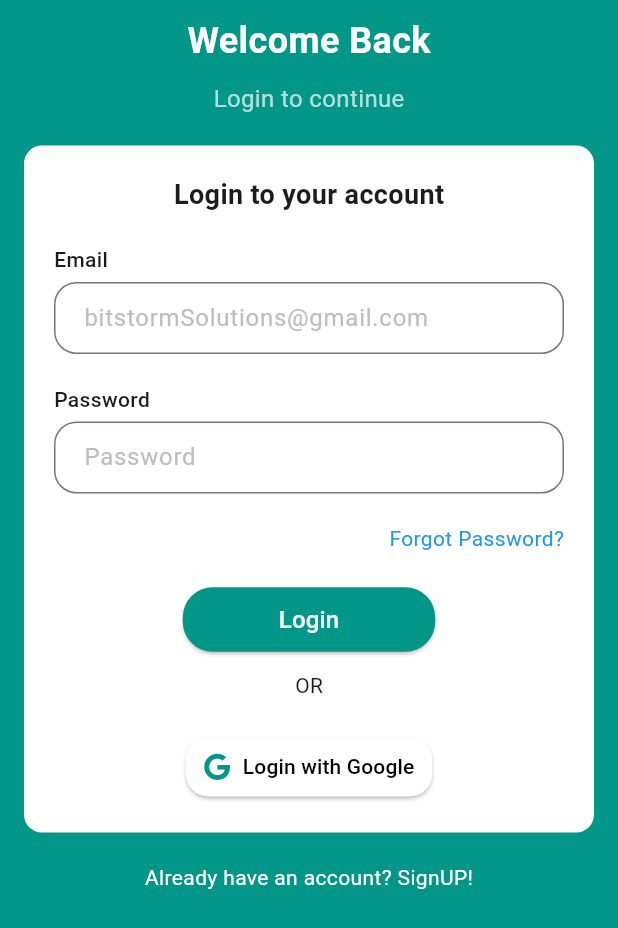
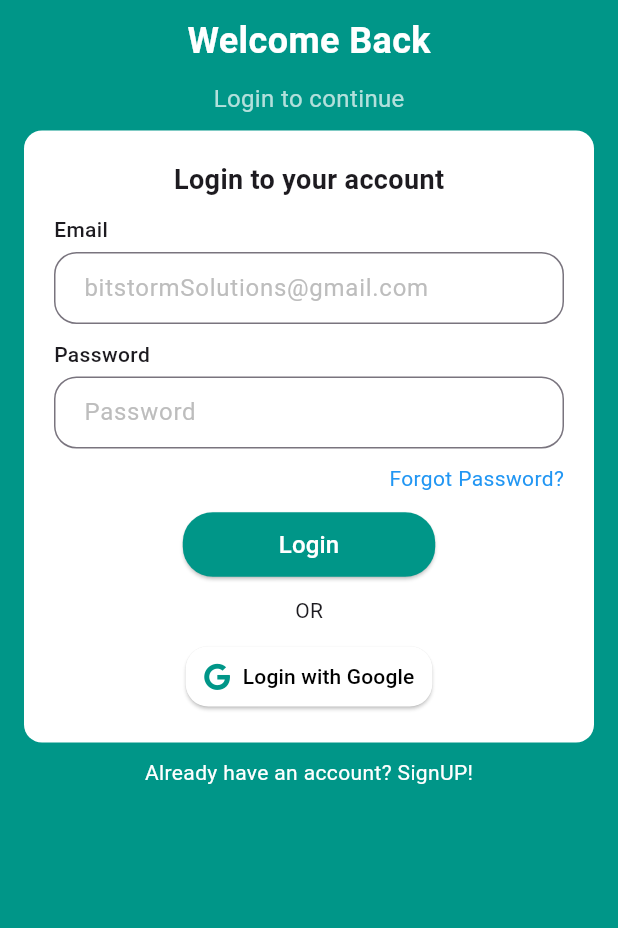
Before and after one commit to Ahad-Khan9076/sales_management, a Flutter app: the screen it shows after launch, after a tap on an icon or button, on a phone screen of 412 x 824 dp. Shown: the top 928 px of the screen. Run offline on Flutter 3.47's test engine with Material 3 defaults, Android fonts, the phone set to English and light mode, and no system bars; our stand-ins replace country_code_picker, curved_navigation_bar, fl_chart, font_awesome_flutter, get, intl_phone_field.

Commit message:
Style Guide Adjustments

```diff
--- a/lib/screens/login_screen.dart
+++ b/lib/screens/login_screen.dart
@@ -45,7 +45,7 @@ class _LoginScreenState extends State<LoginScreen> {
                   ),
                 ),
               ),
-              const SizedBox(height: 20),
+              const SizedBox(height: 10),
 
               Container(
                 padding: const EdgeInsets.all(20),
@@ -60,11 +60,11 @@ class _LoginScreenState extends State<LoginScreen> {
                       "Login to your account",
                       style: TextStyle(fontSize: 18, fontWeight: FontWeight.bold),
                     ),
-                    const SizedBox(height: 20),
+                    const SizedBox(height: 10),
                     CustomTextField(label: "Email", hintText: "bitstormSolutions@gmail.com"),
-                    const SizedBox(height: 20),
+                    const SizedBox(height: 10),
                     CustomTextField(label: "Password", hintText: "Password", obscureText: true),
-                    const SizedBox(height: 20),
+                    const SizedBox(height: 10),
                     GestureDetector(
                       onTap: () {
                         Get.to(ForgetPasswordScreen());
@@ -78,7 +78,7 @@ class _LoginScreenState extends State<LoginScreen> {
                         ),
                       ),
                     ),
-                    const SizedBox(height: 20),
+                    const SizedBox(height:10),
                     ElevatedButton(
                       onPressed: () {
                         Get.to(const AdminDashboard());
@@ -97,12 +97,12 @@ class _LoginScreenState extends State<LoginScreen> {
                     ),
                     const SizedBox(height: 10,),
                     const Text('OR'),
-                    const SizedBox(height: 20,),
+                    const SizedBox(height: 10,),
                     SocialMediaButton(icon: FontAwesomeIcons.google, text:'Login with Google', onPressed: (){}),
                   ],
                 ),
               ),
-              const SizedBox(height: 20,),
+              const SizedBox(height: 10,),
               GestureDetector(
                 onTap: (){
                     const GetSnackBar(
--- a/lib/screens/signup_screen.dart
+++ b/lib/screens/signup_screen.dart
@@ -16,7 +16,7 @@ class SignupScreen extends StatelessWidget {
           child: Column(
             crossAxisAlignment: CrossAxisAlignment.center,
             children: [
-              const SizedBox(height: 10),
+              const SizedBox(height: 4),
               const Center(
                 child: Text(
                   "Welcome to the App",
@@ -27,7 +27,7 @@ class SignupScreen extends StatelessWidget {
                   ),
                 ),
               ),
-              const SizedBox(height: 10),
+              const SizedBox(height: 6),
               const Center(
                 child: Text(
                   "Enter your credentials",
@@ -37,7 +37,7 @@ class SignupScreen extends StatelessWidget {
                   ),
                 ),
               ),
-              const SizedBox(height: 30),
+              const SizedBox(height: 10),
               Container(
                 padding: const EdgeInsets.all(20),
                 width: double.infinity,
@@ -62,7 +62,7 @@ class SignupScreen extends StatelessWidget {
                         fontWeight: FontWeight.bold,
                       ),
                     ),
-                    const SizedBox(height: 20),
+                    const SizedBox(height: 6),
                     Row(
                       mainAxisAlignment: MainAxisAlignment.center,
                       children: [
@@ -79,7 +79,7 @@ class SignupScreen extends StatelessWidget {
                         ),
                       ],
                     ),
-                    const SizedBox(height: 20),
+                    const SizedBox(height: 4),
                     const Row(
                       children: [
                         Expanded(child: Divider(thickness: 2, color: Colors.black45)),
@@ -90,7 +90,7 @@ class SignupScreen extends StatelessWidget {
                         Expanded(child: Divider(thickness: 2, color: Colors.black45)),
                       ],
                     ),
-                    const SizedBox(height: 20),
+                    const SizedBox(height: 4),
                     Row(
                       children: [
                         Expanded(child: CustomTextField(label: "First Name", hintText: "BitStorm")),
@@ -98,11 +98,11 @@ class SignupScreen extends StatelessWidget {
                         Expanded(child: CustomTextField(label: "Last Name", hintText: "Solutions")),
                       ],
                     ),
-                    const SizedBox(height: 20),
+                    const SizedBox(height: 10),
                     CustomTextField(label: "Email", hintText: "bitstormSolution@gmail.com"),
-                    const SizedBox(height: 20),
+                    const SizedBox(height: 10),
                     CustomTextField(label: "Password", hintText: "Password", obscureText: true),
-                    const SizedBox(height: 20),
+                    const SizedBox(height: 10),
                     Container(
                       decoration: BoxDecoration(
                         border: Border.all(color: Colors.grey[400]!), // Border color for the combined phone field
@@ -132,7 +132,7 @@ class SignupScreen extends StatelessWidget {
                         ],
                       ),
                     ),
-                    const SizedBox(height: 30),
+                    const SizedBox(height: 10),
                     SizedBox(
                       width: 200, // Adjusted button width to be narrower
                       child: ElevatedButton(
```
Also changed, not shown: lib/screens/forgot_password_screen.dart (+9 -8 lines).
